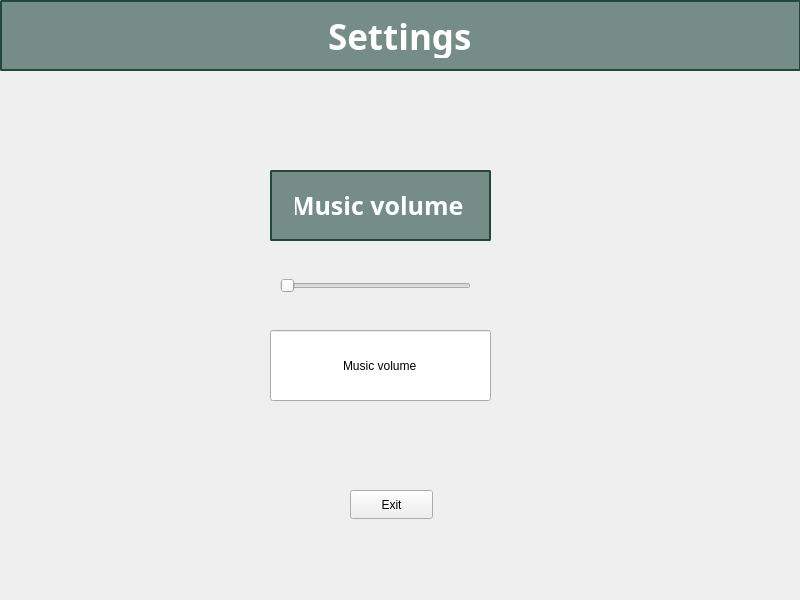
adamuIII/TicTacToe-, file options.ui: the form before one commit.
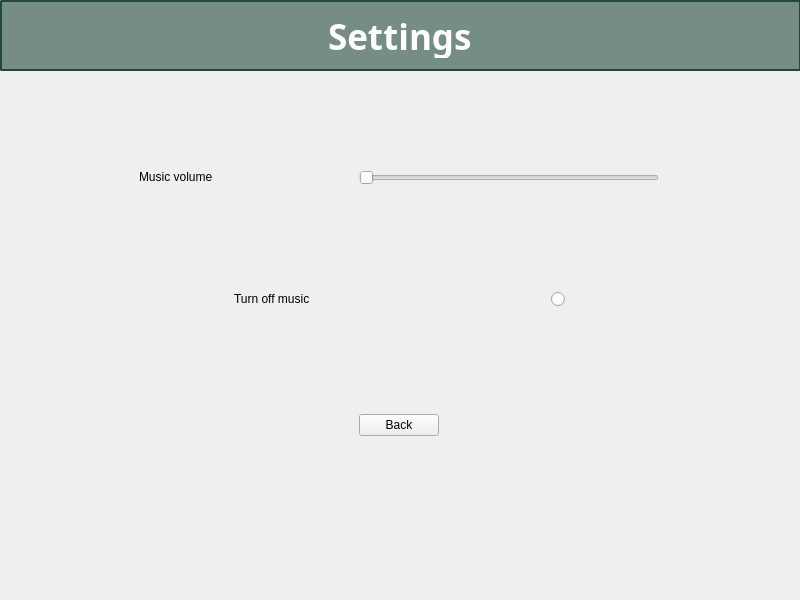
The form after the commit.

```diff
--- a/options.ui
+++ b/options.ui
@@ -23,51 +23,6 @@
     </rect>
    </property>
    <widget class="QWidget" name="page">
-    <widget class="QLineEdit" name="lineEdit_2">
-     <property name="geometry">
-      <rect>
-       <x>270</x>
-       <y>170</y>
-       <width>221</width>
-       <height>71</height>
-      </rect>
-     </property>
-     <property name="styleSheet">
-      <string notr="true">#lineEdit_2 {
-	box-shadow:inset 0px 1px 3px 0px #91b8b3;
-	background:linear-gradient(to bottom, #768d87 5%, #6c7c7c 100%);
-	background-color:#768d87;
-	border-radius:2px;
-	border:2px solid #22473b;
-	color:#ffffff;
-	font-family:Rockwell Extra Bold;
-	font-size:25px;
-	font-weight:bold;
-	padding:11px 23px;
-	text-decoration:none;
-	text-shadow:0px -1px 0px #2b665e;
-}</string>
-     </property>
-     <property name="text">
-      <string>Music volume</string>
-     </property>
-     <property name="alignment">
-      <set>Qt::AlignCenter</set>
-     </property>
-    </widget>
-    <widget class="QSlider" name="horizontalSlider">
-     <property name="geometry">
-      <rect>
-       <x>280</x>
-       <y>270</y>
-       <width>191</width>
-       <height>31</height>
-      </rect>
-     </property>
-     <property name="orientation">
-      <enum>Qt::Horizontal</enum>
-     </property>
-    </widget>
     <widget class="QLineEdit" name="lineEdit">
      <property name="geometry">
       <rect>
@@ -100,50 +55,116 @@
       <set>Qt::AlignCenter</set>
      </property>
     </widget>
-    <widget class="QPushButton" name="pushButton">
+    <widget class="QWidget" name="verticalLayoutWidget">
      <property name="geometry">
       <rect>
-       <x>350</x>
-       <y>490</y>
-       <width>83</width>
-       <height>29</height>
+       <x>-1</x>
+       <y>69</y>
+       <width>801</width>
+       <height>471</height>
       </rect>
      </property>
-     <property name="text">
-      <string>Exit</string>
-     </property>
-    </widget>
-    <widget class="QLineEdit" name="lineEdit_3">
-     <property name="geometry">
-      <rect>
-       <x>270</x>
-       <y>330</y>
-       <width>221</width>
-       <height>71</height>
-      </rect>
-     </property>
-     <property name="styleSheet">
-      <string notr="true">#lineEdit_2 {
-	box-shadow:inset 0px 1px 3px 0px #91b8b3;
-	background:linear-gradient(to bottom, #768d87 5%, #6c7c7c 100%);
-	background-color:#768d87;
-	border-radius:2px;
-	border:2px solid #22473b;
-	color:#ffffff;
-	font-family:Rockwell Extra Bold;
-	font-size:25px;
-	font-weight:bold;
-	padding:11px 23px;
-	text-decoration:none;
-	text-shadow:0px -1px 0px #2b665e;
-}</string>
-     </property>
-     <property name="text">
-      <string>Music volume</string>
-     </property>
-     <property name="alignment">
-      <set>Qt::AlignCenter</set>
-     </property>
+     <layout class="QVBoxLayout" name="verticalLayout">
+      <item>
+       <layout class="QHBoxLayout" name="horizontalLayout">
+        <item>
+         <widget class="QLabel" name="label">
+          <property name="sizePolicy">
+           <sizepolicy hsizetype="Fixed" vsizetype="Fixed">
+            <horstretch>0</horstretch>
+            <verstretch>0</verstretch>
+           </sizepolicy>
+          </property>
+          <property name="text">
+           <string>Music volume</string>
+          </property>
+         </widget>
+        </item>
+        <item>
+         <widget class="QSlider" name="horizontalSlider">
+          <property name="sizePolicy">
+           <sizepolicy hsizetype="Maximum" vsizetype="Fixed">
+            <horstretch>0</horstretch>
+            <verstretch>0</verstretch>
+           </sizepolicy>
+          </property>
+          <property name="minimumSize">
+           <size>
+            <width>300</width>
+            <height>0</height>
+           </size>
+          </property>
+          <property name="baseSize">
+           <size>
+            <width>0</width>
+            <height>0</height>
+           </size>
+          </property>
+          <property name="font">
+           <font>
+            <pointsize>9</pointsize>
+            <bold>false</bold>
+           </font>
+          </property>
+          <property name="orientation">
+           <enum>Qt::Horizontal</enum>
+          </property>
+         </widget>
+        </item>
+       </layout>
+      </item>
+      <item>
+       <layout class="QVBoxLayout" name="verticalLayout_2">
+        <item>
+         <layout class="QHBoxLayout" name="horizontalLayout_2">
+          <item>
+           <widget class="QLabel" name="label_2">
+            <property name="sizePolicy">
+             <sizepolicy hsizetype="Fixed" vsizetype="Fixed">
+              <horstretch>0</horstretch>
+              <verstretch>0</verstretch>
+             </sizepolicy>
+            </property>
+            <property name="text">
+             <string>Turn off music</string>
+            </property>
+           </widget>
+          </item>
+          <item>
+           <widget class="QRadioButton" name="radioButton">
+            <property name="sizePolicy">
+             <sizepolicy hsizetype="Fixed" vsizetype="Fixed">
+              <horstretch>0</horstretch>
+              <verstretch>0</verstretch>
+             </sizepolicy>
+            </property>
+            <property name="text">
+             <string/>
+            </property>
+           </widget>
+          </item>
+         </layout>
+        </item>
+       </layout>
+      </item>
+      <item>
+       <layout class="QHBoxLayout" name="horizontalLayout_4">
+        <item>
+         <widget class="QPushButton" name="back_button">
+          <property name="sizePolicy">
+           <sizepolicy hsizetype="Fixed" vsizetype="Fixed">
+            <horstretch>0</horstretch>
+            <verstretch>0</verstretch>
+           </sizepolicy>
+          </property>
+          <property name="text">
+           <string>Back</string>
+          </property>
+         </widget>
+        </item>
+       </layout>
+      </item>
+     </layout>
     </widget>
    </widget>
    <widget class="QWidget" name="page_2"/>
```
